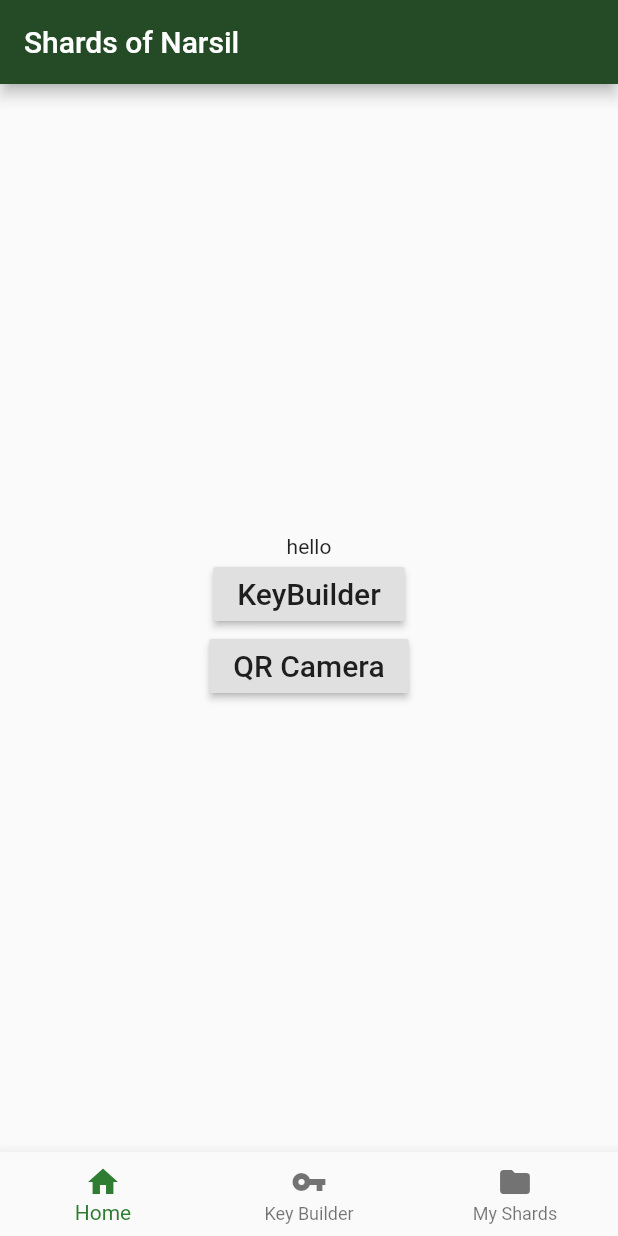
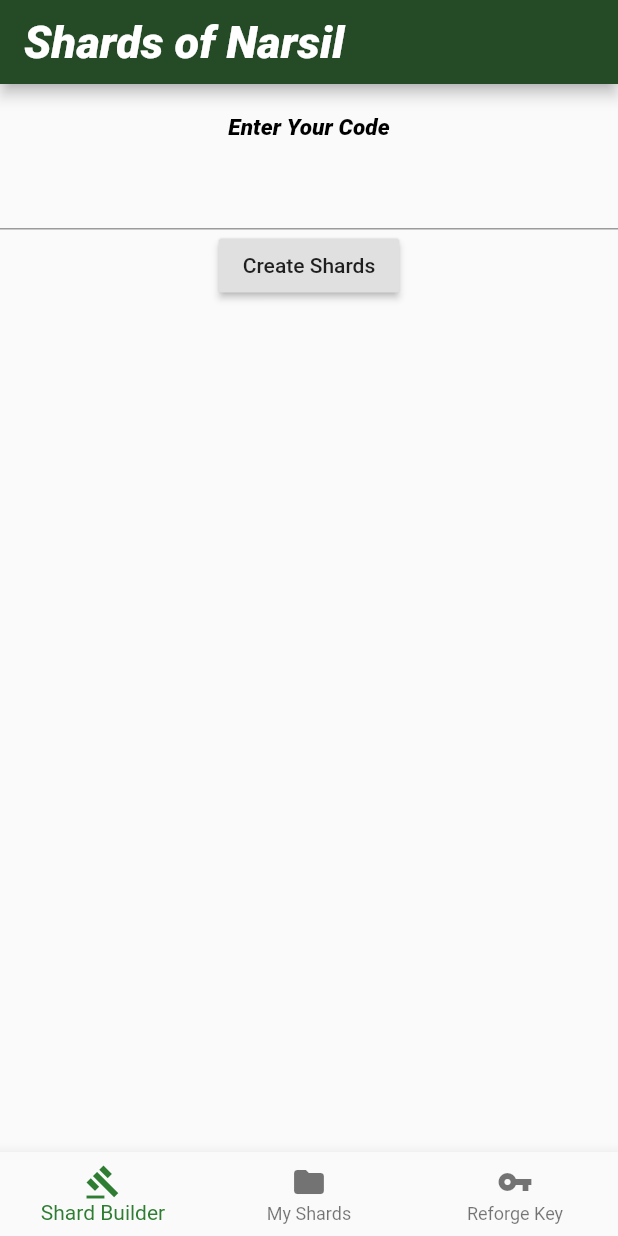
Before and after one commit to JoshuaSLarsen/shardsofnarsil, a Flutter app: the screen it shows after launch, on a phone screen of 412 x 824 dp. Run offline on Flutter 3.47's test engine with Material 2 defaults, Android fonts, the phone set to English and light mode, and no system bars; our stand-ins replace qr_flutter; missing offline and left inert: dart_ssss; Roboto replaces fonts that are missing (Papyrus).

Commit message:
restructure layout

```diff
--- a/lib/main.dart
+++ b/lib/main.dart
@@ -1,5 +1,5 @@
 import 'package:flutter/material.dart';
-import './views/home.dart';
+import './navigation/home.dart';
 
 void main() => runApp(MyApp());
 
--- /dev/null
+++ b/lib/navigation/home.dart
@@ -0,0 +1,94 @@
+import 'package:flutter/material.dart';
+import '../views/shardbuilder.dart';
+import '../views/myshards.dart';
+import '../views/reforgekey.dart';
+
+
+class Home extends StatefulWidget {
+  @override
+  _HomeState createState() => _HomeState();
+}
+
+class _HomeState extends State<Home> {
+  int _selectedIndex = 0;
+  final _pageOptions = [
+    ShardBuilder(),
+    MyShards(),
+    ReforgeKey()
+  ];
+
+  void _onItemTapped(int index) {
+    setState(() {
+      _selectedIndex = index;
+    });
+
+  }
+
+  @override
+  Widget build(BuildContext context) {
+    return Scaffold(
+      appBar: AppBar(
+        title: Text(
+          'Shards of Narsil',
+            style: TextStyle(
+              fontStyle: FontStyle.italic,
+              color: Colors.white.withOpacity(1.0),
+              fontFamily: 'Papyrus',
+              fontSize: 30,
+              fontWeight: FontWeight.w800,
+            ),
+        ),
+        backgroundColor: Color(0xFF244A26),
+      ),
+      bottomNavigationBar: BottomNavigationBar(
+        items: [
+          BottomNavigationBarItem(
+            icon: Icon(Icons.gavel),
+            title: Text('Shard Builder'),
+          ),
+          BottomNavigationBarItem(
+            icon: Icon(Icons.folder),
+            title: Text('My Shards'),
+          ),
+          BottomNavigationBarItem(
+            icon: Icon(Icons.vpn_key),
+            title: Text('Reforge Key'),
+          ),
+        ],
+        currentIndex: _selectedIndex,
+        selectedItemColor: Colors.green[800],
+        onTap: _onItemTapped,
+      ),
+      body: _pageOptions[_selectedIndex],
+      // Center(
+      //   child: Column(
+      //     mainAxisAlignment: MainAxisAlignment.center,
+      //     children: <Widget>[
+      //       Text("hello"),
+      //       RaisedButton(
+      //         onPressed: () {
+      //           Navigator.push(context, MaterialPageRoute(builder: (BuildContext context) => KeyBuilder())
+      //           );
+      //           },
+      //         child: Text(
+      //           'KeyBuilder',
+      //           style: TextStyle(fontSize: 20)
+      //         ),
+      //       ),
+      //        RaisedButton(
+      //         onPressed: () {
+      //           Navigator.push(context, MaterialPageRoute(builder: (BuildContext context) => QrCamera())
+      //           );
+      //           },
+      //         child: Text(
+      //           'QR Camera',
+      //           style: TextStyle(fontSize: 20)
+      //         ),
+      //       ),
+      //    ]
+      //   )
+      // ),
+    );
+
+  }
+}
--- a/lib/views/home.dart
+++ /dev/null
@@ -1,76 +0,0 @@
-import 'package:flutter/material.dart';
-import './keybuilder.dart';
-import './qrcamera.dart';
-
-class Home extends StatefulWidget {
-  @override
-  _HomeState createState() => _HomeState();
-}
-
-class _HomeState extends State<Home> {
-  int _selectedIndex = 0;
-
-  void _onItemTapped(int index) {
-    setState(() {
-      _selectedIndex = index;
-    });
-  }
-
-  @override
-  Widget build(BuildContext context) {
-    return Scaffold(
-      appBar: AppBar(
-        title: Text('Shards of Narsil'),
-        backgroundColor: Color(0xFF244A26),
-      ),
-      bottomNavigationBar: BottomNavigationBar(
-        items: const <BottomNavigationBarItem>[
-          BottomNavigationBarItem(
-            icon: Icon(Icons.home),
-            title: Text('Home'),
-          ),
-          BottomNavigationBarItem(
-            icon: Icon(Icons.vpn_key),
-            title: Text('Key Builder'),
-          ),
-          BottomNavigationBarItem(
-            icon: Icon(Icons.folder),
-            title: Text('My Shards'),
-          ),
-        ],
-        currentIndex: _selectedIndex,
-        selectedItemColor: Colors.green[800],
-        onTap: _onItemTapped,
-      ),
-      body: Center(
-        child: Column(
-          mainAxisAlignment: MainAxisAlignment.center,
-          children: <Widget>[
-            Text("hello"),
-            RaisedButton(
-              onPressed: () {
-                Navigator.push(context, MaterialPageRoute(builder: (BuildContext context) => KeyBuilder())
-                );
-                },
-              child: Text(
-                'KeyBuilder',
-                style: TextStyle(fontSize: 20)
-              ),
-            ),
-             RaisedButton(
-              onPressed: () {
-                Navigator.push(context, MaterialPageRoute(builder: (BuildContext context) => QrCamera())
-                );
-                },
-              child: Text(
-                'QR Camera',
-                style: TextStyle(fontSize: 20)
-              ),
-            ),
-         ]
-        )
-      ),
-    );
-
-  }
-}
--- a/lib/views/qrgenerator.dart
+++ b/lib/views/qrgenerator.dart
@@ -12,7 +12,7 @@ class QrGenerator extends StatelessWidget {
   Widget build(BuildContext context) {
     return Scaffold(
       appBar: AppBar(
-        title: Text('QR Builder'),
+        title: Text('QR Code'),
         backgroundColor: Color(0xFF244A26),
       ),
       body: Center(
--- a/lib/views/qrcamera.dart
+++ b/lib/views/reforgekey.dart
@@ -1,20 +1,16 @@
 import 'package:flutter/material.dart';
 
-class QrCamera extends StatelessWidget {
+class ReforgeKey extends StatelessWidget {
 
 
   @override
   Widget build(BuildContext context) {
     return Scaffold(
-      appBar: AppBar(
-        title: Text('QR Camera'),
-        backgroundColor: Color(0xFF244A26),
-      ),
       body: Center(
         child: Column(
           mainAxisAlignment: MainAxisAlignment.center,
           children: <Widget>[
-            Text("Hello"),
+            Text("Reforge"),
          ]
         )
       )
--- a/lib/views/keybuilder.dart
+++ b/lib/views/shardbuilder.dart
@@ -4,13 +4,13 @@ import 'dart:convert';
 import './qrgenerator.dart';
 import '../util/shard.dart';
 
-class KeyBuilder extends StatefulWidget {
-  KeyBuilder();
+class ShardBuilder extends StatefulWidget {
+  ShardBuilder();
   @override
-  KeyBuilderState createState() => KeyBuilderState();
+  ShardBuilderState createState() => ShardBuilderState();
 }
 
-class KeyBuilderState extends State<KeyBuilder> {
+class ShardBuilderState extends State<ShardBuilder> {
   Map<int, List<int>>shares = {};
   SecretScheme ss = new SecretScheme(5, 3);
   Map<int, List<int>>someshares = {};
@@ -75,19 +75,6 @@ void reforge() {
   Widget build(BuildContext context) {
       // print(armies);
     return Scaffold(
-      appBar: AppBar(
-        backgroundColor: Color(0xFF244A26),
-        title: Text(
-          'Shards of Narsil',
-            style: TextStyle(
-              fontStyle: FontStyle.italic,
-              color: Colors.black.withOpacity(1.0),
-              fontFamily: 'Papyrus',
-              fontSize: 30,
-              fontWeight: FontWeight.w800,
-            ),
-        ),
-      ),
       body: Center(
         child: Column(
           children: <Widget>[
```
Also changed, not shown: lib/views/myshards.dart (added, +19 -0 lines).
